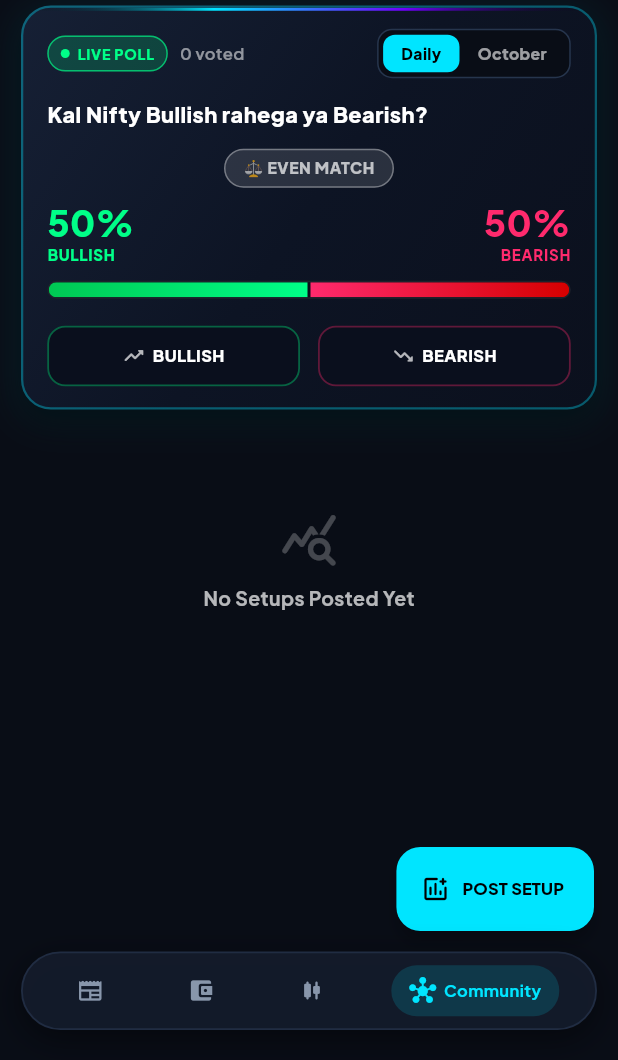
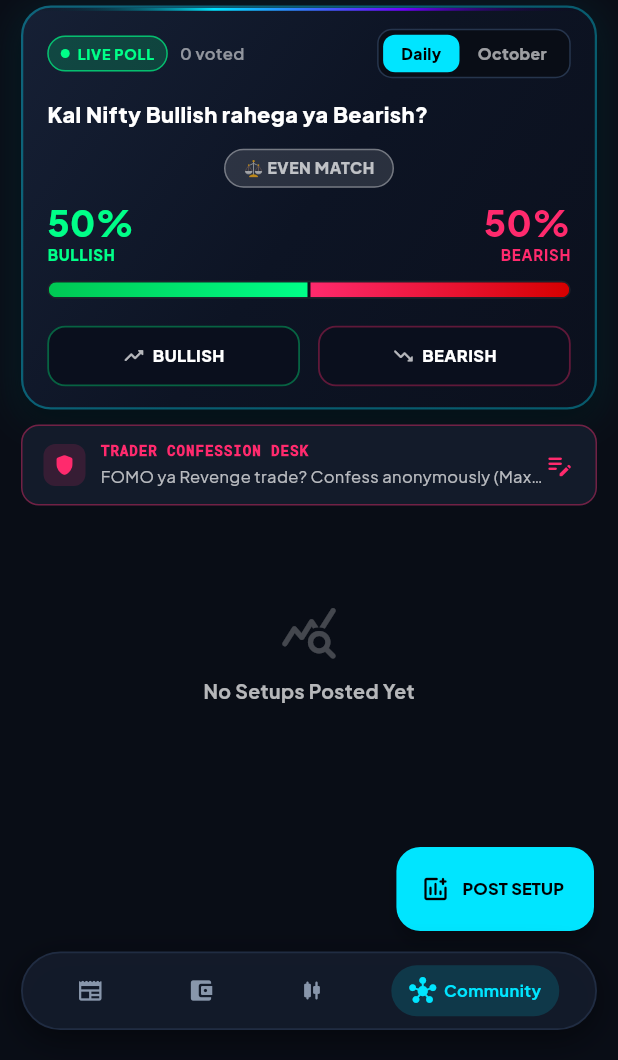
Before and after one commit to zxcty54/stock-crypto-tracker, a Flutter app: the screen it shows after launch, item 4 of the bottom bar chosen, on a phone screen of 412 x 824 dp, the part 176-1236 px from its top. Run offline on Flutter 3.47's test engine with Material 3 defaults, Android fonts, the phone set to English and light mode, and no system bars; our stand-ins replace cached_network_image, flutter_image_compress, google_fonts, image_picker, shared_preferences, supabase_flutter; missing offline and left inert: receive_sharing_intent; accounts and stored records are empty; network calls fail; statements that could not run were skipped.

Commit message:
Update community_screen.dart

```diff
--- a/lib/screens/community_screen.dart
+++ b/lib/screens/community_screen.dart
@@ -7,6 +7,7 @@ import 'package:supabase_flutter/supabase_flutter.dart';
 
 import '../widgets/trader_feed_card.dart';
 import '../widgets/create_chart_post_sheet.dart';
+import '../widgets/create_confession_sheet.dart'; // 👈 Text-Only Confession Sheet Import
 import '../widgets/community_sentiment_card.dart';
 import '../services/auth_service.dart';
 
@@ -136,6 +137,18 @@ class _CommunityScreenState extends State<CommunityScreen> {
       backgroundColor: Colors.transparent,
       builder: (ctx) => CreateChartPostSheet(
         onPostCreated: () => _fetchCommunityPosts(),
+      ),
+    );
+  }
+
+  void _openConfessionFlow() {
+    HapticFeedback.mediumImpact();
+    showModalBottomSheet(
+      context: context,
+      isScrollControlled: true,
+      backgroundColor: Colors.transparent,
+      builder: (ctx) => CreateConfessionSheet(
+        onConfessionPosted: () => _fetchCommunityPosts(),
       ),
     );
   }
@@ -288,14 +301,15 @@ class _CommunityScreenState extends State<CommunityScreen> {
           },
           child: ListView.builder(
             padding: const EdgeInsets.only(top: 6, bottom: 120),
-            itemCount: 2 + (_communityPosts.isEmpty ? 1 : _communityPosts.length),
+            // 3 static header items: Indices (0), Sentiment (1), Confession Bar (2)
+            itemCount: 3 + (_communityPosts.isEmpty ? 1 : _communityPosts.length),
             itemBuilder: (context, index) {
               // 1. TOP INDICES TICKER
               if (index == 0) {
                 return _buildTopIndicesTickerStrip();
               }
 
-              // 2. HERO SENTIMENT CARD (Seperate Component)
+              // 2. HERO SENTIMENT CARD
               if (index == 1) {
                 return Padding(
                   padding: const EdgeInsets.symmetric(horizontal: 14, vertical: 6),
@@ -303,6 +317,64 @@ class _CommunityScreenState extends State<CommunityScreen> {
                     niftyLivePrice: _niftyPrice,
                     marketStatus: _marketStatus,
                     isVotingAllowed: _isVotingAllowed,
+                  ),
+                );
+              }
+
+              // 3. 🎯 TRADER CONFESSION DESK ENTRY STRIP (Max 700 words, No attachment)
+              if (index == 2) {
+                return Padding(
+                  padding: const EdgeInsets.symmetric(horizontal: 14, vertical: 4),
+                  child: InkWell(
+                    borderRadius: BorderRadius.circular(12),
+                    onTap: _openConfessionFlow,
+                    child: Container(
+                      padding: const EdgeInsets.symmetric(horizontal: 14, vertical: 10),
+                      decoration: BoxDecoration(
+                        color: const Color(0xFF131B2A),
+                        borderRadius: BorderRadius.circular(12),
+                        border: Border.all(
+                          color: const Color(0xFFFF2A6D).withOpacity(0.4),
+                          width: 1,
+                        ),
+                      ),
+                      child: Row(
+                        children: [
+                          Container(
+                            padding: const EdgeInsets.all(6),
+                            decoration: BoxDecoration(
+                              color: const Color(0xFFFF2A6D).withOpacity(0.15),
+                              borderRadius: BorderRadius.circular(8),
+                            ),
+                            child: const Icon(Icons.shield_rounded, color: Color(0xFFFF2A6D), size: 16),
+                          ),
+                          const SizedBox(width: 10),
+                          Expanded(
+                            child: Column(
+                              crossAxisAlignment: CrossAxisAlignment.start,
+                              children: [
+                                Text(
+                                  "TRADER CONFESSION DESK",
+                                  style: GoogleFonts.robotoMono(
+                                    color: const Color(0xFFFF2A6D),
+                                    fontSize: 9.5,
+                                    fontWeight: FontWeight.w900,
+                                    letterSpacing: 0.6,
+                                  ),
+                                ),
+                                const SizedBox(height: 2),
+                                const Text(
+                                  "FOMO ya Revenge trade? Confess anonymously (Max 700 words)...",
+                                  style: TextStyle(color: Colors.white70, fontSize: 11),
+                                  overflow: TextOverflow.ellipsis,
+                                ),
+                              ],
+                            ),
+                          ),
+                          const Icon(Icons.edit_note_rounded, color: Color(0xFFFF2A6D), size: 20),
+                        ],
+                      ),
+                    ),
                   ),
                 );
               }
@@ -321,8 +393,8 @@ class _CommunityScreenState extends State<CommunityScreen> {
                 );
               }
 
-              // Feed Cards
-              final post = _communityPosts[index - 2];
+              // Feed Cards (Offset index - 3)
+              final post = _communityPosts[index - 3];
               return TraderFeedCard(
                 key: ValueKey(post['id']),
                 post: post,
```
